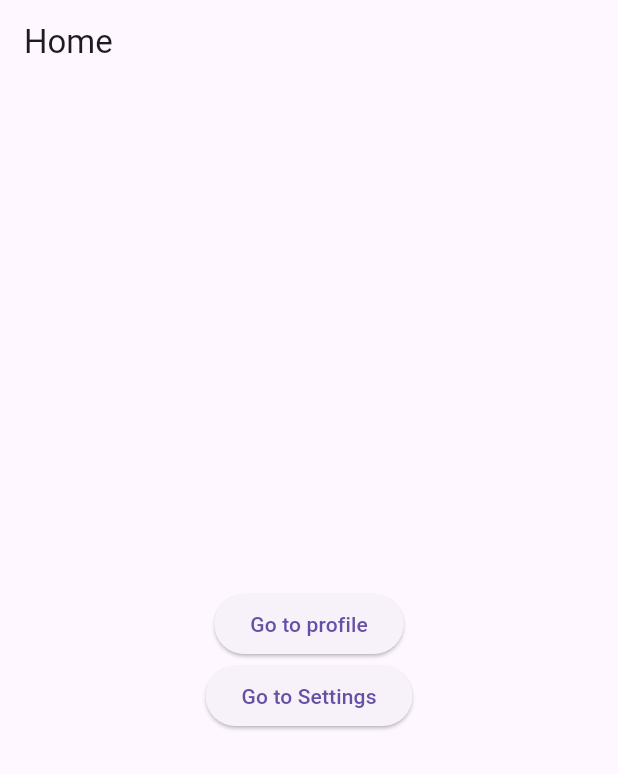
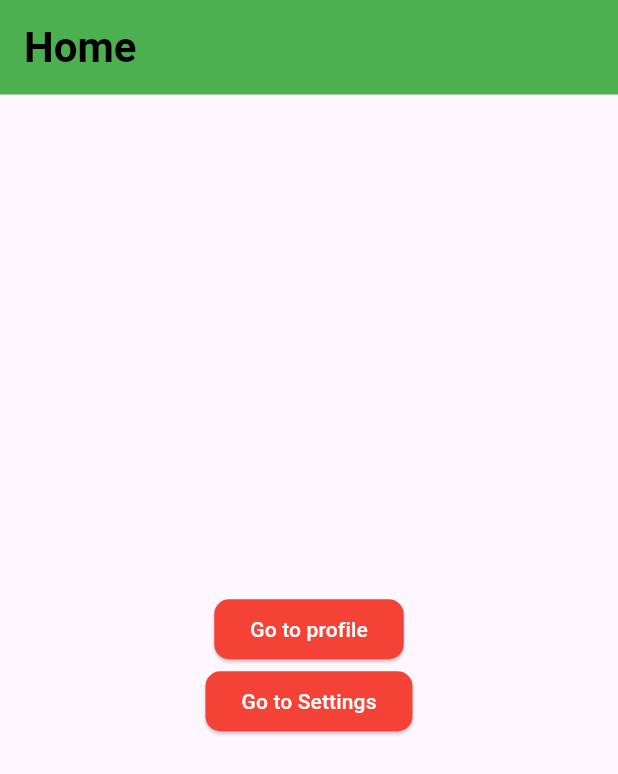
Before and after one commit to Rasheduzzaman-Rochi/Ostad_practice, a Flutter app: the screen it shows after launch, on a phone screen of 412 x 824 dp. Shown: the top 774 px of the screen. Run offline on Flutter 3.47's test engine with Material 3 defaults, Android fonts, the phone set to English and light mode, and no system bars.

Commit message:
theme->ThemeData->elevatedButtonTheme,appBarTheme

```diff
--- a/lib/main.dart
+++ b/lib/main.dart
@@ -13,6 +13,21 @@ class MyApp extends StatelessWidget {
       debugShowCheckedModeBanner: false,
       title: 'Shoe Shop',
       home: Home(),
+      theme: ThemeData(
+          elevatedButtonTheme: ElevatedButtonThemeData(
+              style: ElevatedButton.styleFrom(
+                  backgroundColor: Colors.red,
+                  foregroundColor: Colors.white,
+                  shape: RoundedRectangleBorder(
+                      borderRadius: BorderRadius.circular(10)))),
+          appBarTheme: AppBarTheme(
+              backgroundColor: Colors.green,
+              toolbarHeight: 63,
+              titleTextStyle: TextStyle(
+                fontWeight: FontWeight.bold,
+                color: Colors.black,
+                fontSize: 28,
+              ))),
     );
   }
 }
```
